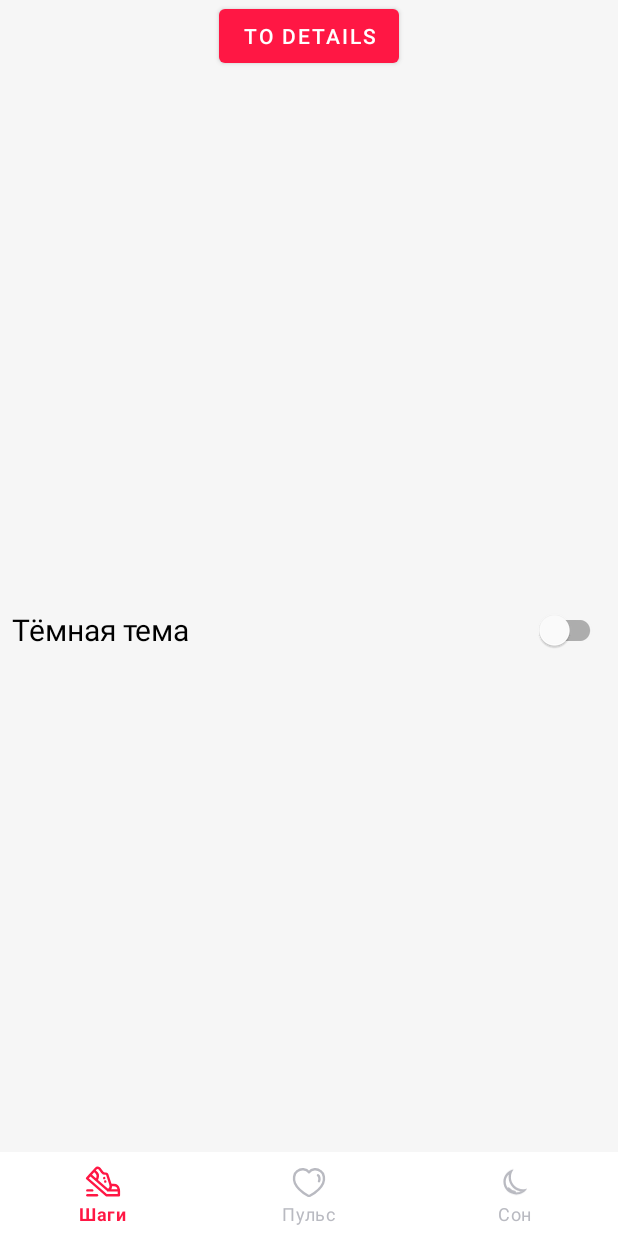
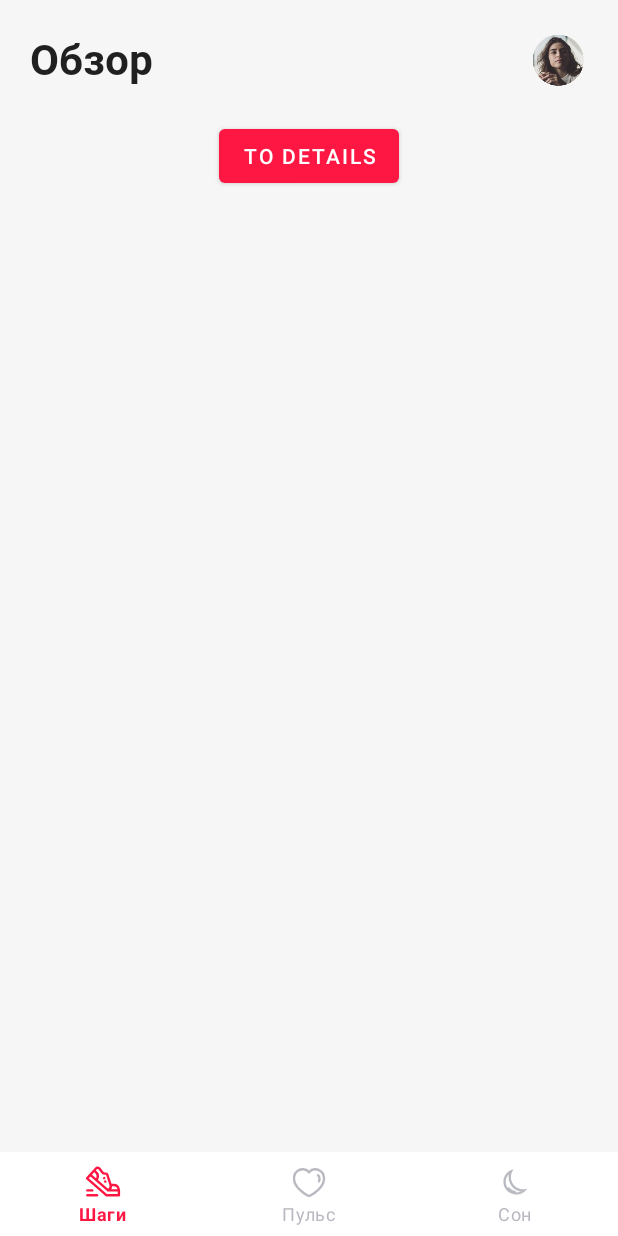
Before and after one commit to margarita-v/AndroidHealth, an Android app: the MainFragment screen opened directly, with no data from a screen before it, on a phone screen of 412 x 824 dp. Run offline under Robolectric (Android 15) with nearby library versions, the phone set to English and light mode, and no system bars; our stand-ins replace Dagger/Hilt's generated code, navigation-ui; libraries missing offline, so code that uses them is left out: dev.chrisbanes.insetter; 1 statement that could not run was skipped.

Commit message:
Init profile

```diff
--- a/app/src/main/java/com/example/androidhealth/MainFragment.kt
+++ b/app/src/main/java/com/example/androidhealth/MainFragment.kt
@@ -6,6 +6,8 @@ import androidx.fragment.app.Fragment
 import androidx.navigation.fragment.NavHostFragment
 import androidx.navigation.ui.setupWithNavController
 import com.example.androidhealth.databinding.FragmentMainBinding
+import com.example.androidhealth.utils.openFullScreen
+import com.example.androidhealth.utils.statusBarInsets
 import com.google.android.material.bottomnavigation.BottomNavigationView
 
 class MainFragment : Fragment(R.layout.fragment_main) {
@@ -16,6 +18,10 @@ class MainFragment : Fragment(R.layout.fragment_main) {
         super.onViewCreated(view, savedInstanceState)
         val binding = FragmentMainBinding.bind(view)
         this.binding = binding
+        binding.profileTitleContainer.statusBarInsets()
+        binding.profileIbtn.setOnClickListener {
+            openFullScreen(RootNavGraphDirections.toProfile())
+        }
 
         val navHostFragment = childFragmentManager.findFragmentById(
             R.id.nav_host_fragment_main
--- a/app/src/main/java/com/example/androidhealth/ui/steps/StepsFragment.kt
+++ b/app/src/main/java/com/example/androidhealth/ui/steps/StepsFragment.kt
@@ -1,21 +1,14 @@
 package com.example.androidhealth.ui.steps
 
-import android.app.UiModeManager
 import android.os.Bundle
 import android.view.View
 import androidx.fragment.app.Fragment
 import androidx.fragment.app.viewModels
-import androidx.lifecycle.lifecycleScope
 import com.example.androidhealth.R
 import com.example.androidhealth.RootNavGraphDirections
 import com.example.androidhealth.databinding.FragmentStepsBinding
 import com.example.androidhealth.utils.openFullScreen
-import com.example.androidhealth.utils.statusBarInsets
-import dagger.hilt.android.AndroidEntryPoint
-import kotlinx.coroutines.flow.collect
-import kotlinx.coroutines.launch
 
-@AndroidEntryPoint
 class StepsFragment : Fragment(R.layout.fragment_steps) {
 
     private var binding: FragmentStepsBinding? = null
@@ -26,19 +19,7 @@ class StepsFragment : Fragment(R.layout.fragment_steps) {
         super.onViewCreated(view, savedInstanceState)
         val binding = FragmentStepsBinding.bind(view)
         this.binding = binding
-        binding.detailsBtn.statusBarInsets()
 
-        lifecycleScope.launch {
-            viewModel.nightMode.collect { nightMode ->
-                binding.themeSwitch.isChecked = nightMode == UiModeManager.MODE_NIGHT_YES
-            }
-        }
-        binding.themeSwitch.setOnClickListener {
-            viewModel.toggleNightMode(binding.themeSwitch.isChecked)
-        }
-        binding.themeSwitch.setOnCheckedChangeListener { _, isChecked ->
-            viewModel.toggleNightMode(isChecked)
-        }
         binding.detailsBtn.setOnClickListener {
             openFullScreen(RootNavGraphDirections.toDetails())
         }
--- a/app/src/main/java/com/example/androidhealth/ui/steps/StepsViewModel.kt
+++ b/app/src/main/java/com/example/androidhealth/ui/steps/StepsViewModel.kt
@@ -1,42 +1,5 @@
 package com.example.androidhealth.ui.steps
 
-import android.app.UiModeManager
 import androidx.lifecycle.ViewModel
-import androidx.lifecycle.viewModelScope
-import com.example.androidhealth.interactor.UserSettingsInteractor
-import dagger.hilt.android.lifecycle.HiltViewModel
-import kotlinx.coroutines.flow.MutableStateFlow
-import kotlinx.coroutines.flow.StateFlow
-import kotlinx.coroutines.flow.asStateFlow
-import kotlinx.coroutines.flow.collect
-import kotlinx.coroutines.launch
-import javax.inject.Inject
 
-@HiltViewModel
-class StepsViewModel @Inject constructor(
-    private val interactor: UserSettingsInteractor
-) : ViewModel() {
-
-    private val _nightMode = MutableStateFlow(UiModeManager.MODE_NIGHT_AUTO)
-    val nightMode: StateFlow<Int> get() = _nightMode.asStateFlow()
-
-    init {
-        viewModelScope.launch {
-            interactor.isDarkThemeEnabled().collect {
-                _nightMode.value = it
-            }
-        }
-    }
-
-    fun toggleNightMode(enabled: Boolean) {
-        val mode = if (enabled) {
-            UiModeManager.MODE_NIGHT_YES
-        } else {
-            UiModeManager.MODE_NIGHT_NO
-        }
-        _nightMode.value = mode
-        viewModelScope.launch {
-            interactor.setIsDarkThemeEnabled(mode)
-        }
-    }
-}
+class StepsViewModel : ViewModel()
--- a/app/src/main/res/layout/fragment_main.xml
+++ b/app/src/main/res/layout/fragment_main.xml
@@ -1,26 +1,50 @@
 <?xml version="1.0" encoding="utf-8"?>
-<FrameLayout xmlns:android="http://schemas.android.com/apk/res/android"
+<androidx.constraintlayout.widget.ConstraintLayout xmlns:android="http://schemas.android.com/apk/res/android"
     xmlns:app="http://schemas.android.com/apk/res-auto"
+    xmlns:tools="http://schemas.android.com/tools"
     android:id="@+id/container"
     android:layout_width="match_parent"
     android:layout_height="match_parent">
+
+    <FrameLayout
+        android:id="@+id/profile_title_container"
+        android:layout_width="match_parent"
+        android:layout_height="wrap_content"
+        android:padding="20dp"
+        app:layout_constraintTop_toTopOf="parent">
+
+        <TextView
+            android:layout_width="wrap_content"
+            android:layout_height="wrap_content"
+            android:text="Обзор"
+            android:textAppearance="@style/Text.Bold.28" />
+
+        <ImageButton
+            android:id="@+id/profile_ibtn"
+            android:layout_width="40dp"
+            android:layout_height="40dp"
+            android:layout_gravity="end"
+            android:background="?android:attr/selectableItemBackgroundBorderless"
+            android:src="@drawable/ic_person_1"
+            tools:ignore="ContentDescription" />
+    </FrameLayout>
 
     <androidx.fragment.app.FragmentContainerView
         android:id="@+id/nav_host_fragment_main"
         android:name="androidx.navigation.fragment.NavHostFragment"
         android:layout_width="match_parent"
-        android:layout_height="match_parent"
+        android:layout_height="0dp"
         app:defaultNavHost="true"
+        app:layout_constraintBottom_toTopOf="@id/nav_view"
+        app:layout_constraintTop_toBottomOf="@id/profile_title_container"
         app:navGraph="@navigation/tabs_nav_graph" />
 
     <com.google.android.material.bottomnavigation.BottomNavigationView
         android:id="@+id/nav_view"
         android:layout_width="match_parent"
         android:layout_height="wrap_content"
-        android:layout_gravity="bottom"
-        android:layout_marginStart="0dp"
-        android:layout_marginEnd="0dp"
         android:background="@color/componentBackground"
         app:elevation="0dp"
+        app:layout_constraintBottom_toBottomOf="parent"
         app:menu="@menu/bottom_nav_menu" />
-</FrameLayout>
+</androidx.constraintlayout.widget.ConstraintLayout>
--- a/app/src/main/res/layout/fragment_steps.xml
+++ b/app/src/main/res/layout/fragment_steps.xml
@@ -4,17 +4,6 @@
     android:layout_width="match_parent"
     android:layout_height="match_parent"
     tools:context=".ui.steps.StepsFragment">
-
-    <com.google.android.material.switchmaterial.SwitchMaterial
-        android:id="@+id/theme_switch"
-        android:layout_width="match_parent"
-        android:layout_height="wrap_content"
-        android:layout_gravity="center"
-        android:layout_marginStart="8dp"
-        android:layout_marginTop="8dp"
-        android:layout_marginEnd="8dp"
-        android:text="@string/title_theme"
-        android:textSize="20sp" />
 
     <Button
         android:id="@+id/details_btn"
--- a/app/src/main/res/navigation/root_nav_graph.xml
+++ b/app/src/main/res/navigation/root_nav_graph.xml
@@ -14,6 +14,20 @@
     <include app:graph="@navigation/tabs_nav_graph" />
 
     <fragment
+        android:id="@+id/navigation_profile"
+        android:name="com.example.androidhealth.ui.profile.ProfileFragment"
+        android:label="@string/title_profile"
+        tools:layout="@layout/fragment_profile" />
+
+    <action
+        android:id="@+id/toProfile"
+        app:destination="@id/navigation_profile"
+        app:enterAnim="@anim/nav_default_enter_anim"
+        app:exitAnim="@anim/nav_default_exit_anim"
+        app:popEnterAnim="@anim/nav_default_pop_enter_anim"
+        app:popExitAnim="@anim/nav_default_pop_exit_anim" />
+
+    <fragment
         android:id="@+id/navigation_details"
         android:name="com.example.androidhealth.ui.details.DetailsFragment"
         android:label="@string/title_details"
--- a/app/src/main/res/values/strings.xml
+++ b/app/src/main/res/values/strings.xml
@@ -6,5 +6,6 @@
     <string name="title_sleep">Сон</string>
     <string name="title_sample">Coming soon</string>
     <string name="title_details">To details</string>
+    <string name="title_profile">To profile</string>
     <string name="title_theme">Тёмная тема</string>
 </resources>
--- a/app/src/main/res/values/text_styles.xml
+++ b/app/src/main/res/values/text_styles.xml
@@ -477,6 +477,10 @@
         <item name="android:textColor">?android:textColorTertiary</item>
     </style>
 
+    <style name="Text.Bold.28">
+        <item name="android:textSize">28sp</item>
+    </style>
+
     <style name="Text.Black">
         <item name="android:fontFamily">@font/roboto_black</item>
     </style>
```
Also changed, not shown: app/src/main/java/com/example/androidhealth/ui/profile/ProfileFragment.kt (added, +51 -0 lines), app/src/main/java/com/example/androidhealth/ui/profile/ProfileViewModel.kt (added, +42 -0 lines), app/src/main/res/drawable/ic_logout.xml (added, +25 -0 lines), app/src/main/res/layout/fragment_profile.xml (added, +76 -0 lines).
